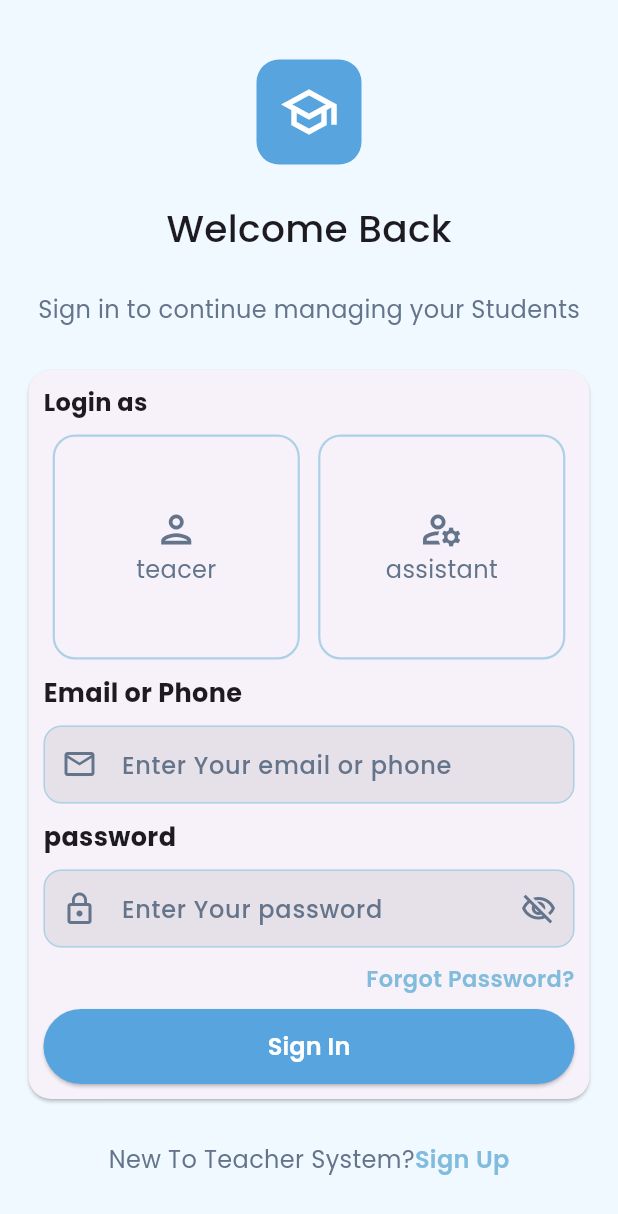
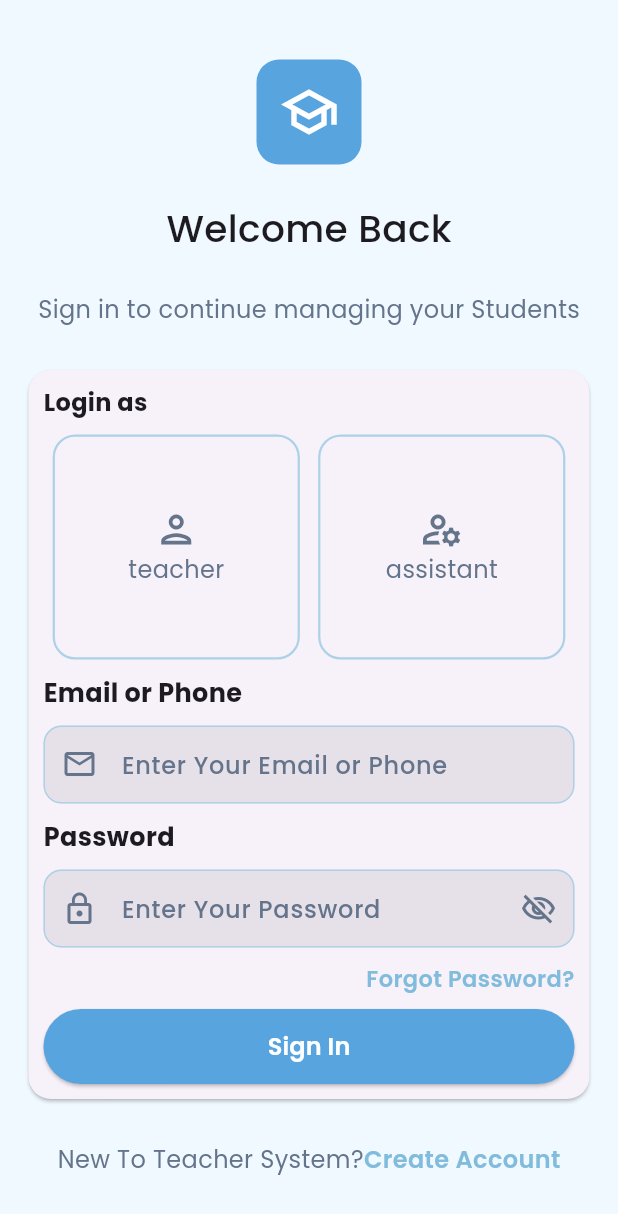
Before and after one commit to amrelmaadawy/teacher-system, a Flutter app: the screen it shows after launch, on a phone screen of 412 x 824 dp. Shown: the top 1214 px of the screen. Run offline on Flutter 3.47's test engine with Material 3 defaults, Android fonts, the phone set to English and light mode, and no system bars.

Commit message:
fix localiztion for the app

```diff
--- a/lib/features/auth/presentation/views/login_view.dart
+++ b/lib/features/auth/presentation/views/login_view.dart
@@ -2,6 +2,7 @@ import 'package:flutter/material.dart';
 import 'package:teacher_system/core/utils/app_colors.dart';
 import 'package:teacher_system/features/auth/presentation/widgets/custom_login_person.dart';
 import 'package:teacher_system/features/auth/presentation/widgets/custom_text_form_field.dart';
+import 'package:teacher_system/generated/l10n.dart';
 
 class LoginView extends StatefulWidget {
   const LoginView({super.key});
@@ -38,11 +39,11 @@ class _LoginViewState extends State<LoginView> {
                   ),
                 ),
                 Text(
-                  'Welcome Back',
+                  S.of(context).WelcomeBack,
                   style: TextStyle(fontSize: 25, fontWeight: FontWeight.w500),
                 ),
                 Text(
-                  'Sign in to continue managing your Students',
+                  S.of(context).SignintocontinuemanagingyourStudents,
 
                   style: TextStyle(fontSize: 16, color: lightSubTextColor),
                 ),
@@ -57,7 +58,7 @@ class _LoginViewState extends State<LoginView> {
 
                       children: [
                         Text(
-                          'Login as',
+                          S.of(context).Loginas,
                           style: TextStyle(
                             fontWeight: FontWeight.bold,
                             fontSize: 16,
@@ -68,11 +69,11 @@ class _LoginViewState extends State<LoginView> {
                           mainAxisAlignment: MainAxisAlignment.spaceAround,
                           children: [
                             CutsomLoginPerson(
-                              title: 'teacer',
+                              title: S.of(context).teacher,
                               icon: Icons.person_outlined,
                             ),
                             CutsomLoginPerson(
-                              title: 'assistant',
+                              title: S.of(context).assistant,
                               icon: Icons.manage_accounts_outlined,
                             ),
                           ],
@@ -84,8 +85,8 @@ class _LoginViewState extends State<LoginView> {
                             color: lightSubTextColor,
                           ),
                           controller: emailController,
-                          text: 'Email or Phone',
-                          labelText: 'Enter Your email or phone',
+                          text: S.of(context).EmailorPhone,
+                          labelText: S.of(context).EnterEmailorPhone,
                           validator: (String? p1) {
                             return null;
                           },
@@ -103,8 +104,8 @@ class _LoginViewState extends State<LoginView> {
                             color: lightSubTextColor,
                           ),
                           controller: passwordController,
-                          text: 'password',
-                          labelText: 'Enter Your password',
+                          text: S.of(context).Password,
+                          labelText: S.of(context).EnterPassword,
                           validator: (String? p1) {
                             return null;
                           },
@@ -115,7 +116,7 @@ class _LoginViewState extends State<LoginView> {
                         Align(
                           alignment: Alignment.centerRight,
                           child: Text(
-                            'Forgot Password?',
+                            S.of(context).ForgotPassword,
                             style: TextStyle(
                               color: lightTextBottonColor,
                               fontWeight: FontWeight.w600,
@@ -133,7 +134,7 @@ class _LoginViewState extends State<LoginView> {
                               backgroundColor: lightBottonColor,
                             ),
                             child: Text(
-                              'Sign In',
+                              S.of(context).SignIn,
                               style: TextStyle(
                                 color: lightWhiteColor,
                                 fontWeight: FontWeight.w600,
@@ -151,11 +152,11 @@ class _LoginViewState extends State<LoginView> {
                   mainAxisAlignment: MainAxisAlignment.center,
                   children: [
                     Text(
-                      'New To Teacher System?',
+                      S.of(context).NewToTeacherSystem,
                       style: TextStyle(color: lightSubTextColor, fontSize: 16),
                     ),
                     Text(
-                      'Sign Up',
+                      S.of(context).CreateAccount,
                       style: TextStyle(
                         color: lightTextBottonColor,
                         fontWeight: FontWeight.w600,
--- a/lib/main.dart
+++ b/lib/main.dart
@@ -1,6 +1,8 @@
 import 'package:flutter/material.dart';
+import 'package:flutter_localizations/flutter_localizations.dart';
 import 'package:teacher_system/core/utils/app_colors.dart';
 import 'package:teacher_system/features/auth/presentation/views/login_view.dart';
+import 'package:teacher_system/generated/l10n.dart';
 
 void main() {
   runApp(const MyApp());
@@ -12,6 +14,13 @@ class MyApp extends StatelessWidget {
   @override
   Widget build(BuildContext context) {
     return MaterialApp(
+       localizationsDelegates: [
+                S.delegate,
+                GlobalMaterialLocalizations.delegate,
+                GlobalWidgetsLocalizations.delegate,
+                GlobalCupertinoLocalizations.delegate,
+            ],
+            supportedLocales: S.delegate.supportedLocales,
       theme: ThemeData(fontFamily: 'Poppins',scaffoldBackgroundColor:lightScaffoldcolor),
       debugShowCheckedModeBanner: false,
       home: LoginView(),
--- a/pubspec.yaml
+++ b/pubspec.yaml
@@ -35,6 +35,9 @@ dependencies:
   # Use with the CupertinoIcons class for iOS style icons.
   cupertino_icons: ^1.0.8
   intl: ^0.20.2
+  localization: ^2.1.1
+  flutter_localizations:
+    sdk: flutter
 
 dev_dependencies:
   flutter_test:
```
Also changed, not shown: lib/l10n/intl_en.arb (+27 -2 lines), lib/generated/intl/messages_.dart, lib/generated/l10n.dart, pubspec.lock.
